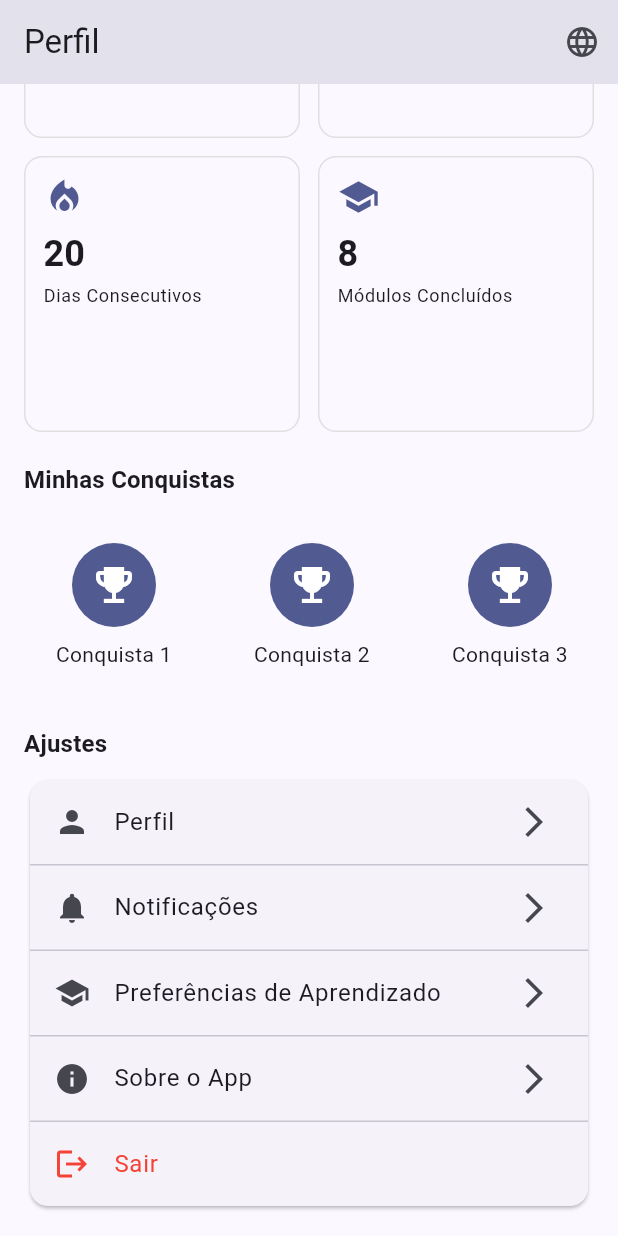
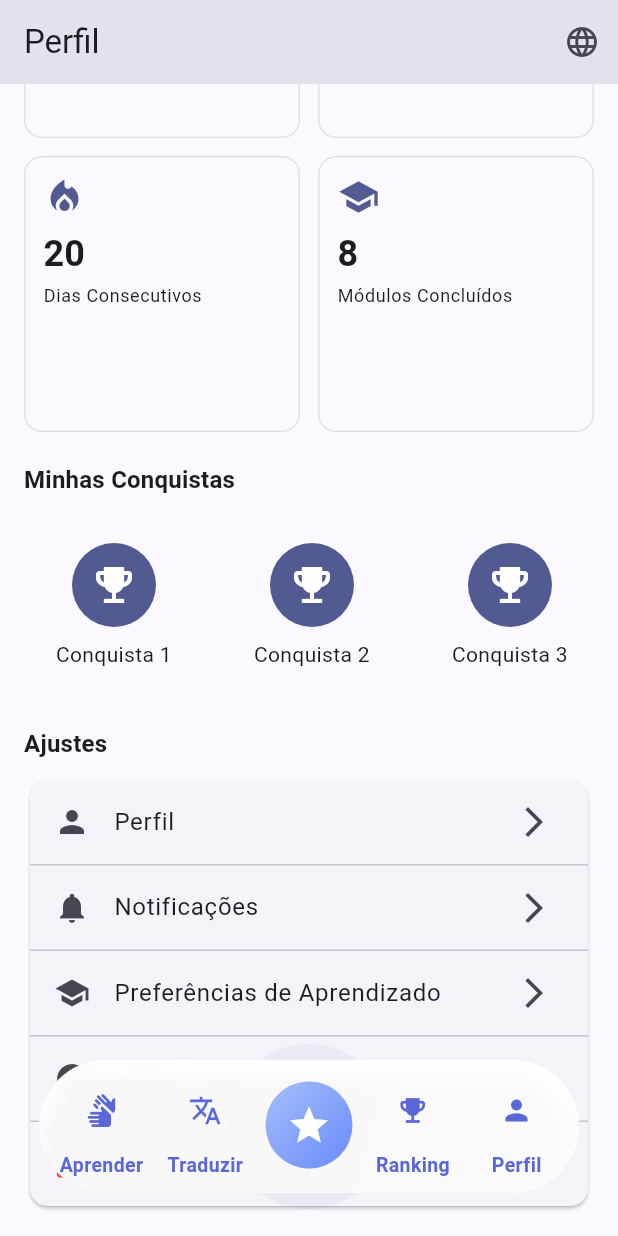
Before and after one commit to EEEEERIKO/aplicacion_senas, a Flutter app: the ProfileScreen screen opened by its route, scrolled down 300 dp, on a phone screen of 412 x 824 dp. Run offline on Flutter 3.47's test engine with Material 3 defaults, Android fonts, the phone set to English and light mode, and no system bars; our stand-ins replace firebase_auth, flutter_riverpod, flutter_secure_storage, go_router; accounts and stored records are empty; network calls fail.

Commit message:
chore(frontend): snapshot — guardar cambios actuales

```diff
--- a/lib/src/app.dart
+++ b/lib/src/app.dart
@@ -1,8 +1,13 @@
 import 'package:flutter/material.dart';
 import 'package:go_router/go_router.dart';
+import 'ui/widgets/main_shell.dart';
 import 'package:flutter_localizations/flutter_localizations.dart';
 import 'ui/screens/onboarding_screen.dart';
 import 'ui/screens/home_screen.dart';
+import 'ui/screens/learn_screen.dart';
+import 'ui/screens/translate_screen.dart';
+import 'ui/screens/pro_screen.dart';
+import 'ui/screens/ranking_screen.dart';
 import 'ui/screens/profile_screen.dart';
 import 'ui/screens/login_screen.dart';
 import 'ui/screens/register_screen.dart';
@@ -17,9 +22,20 @@ class App extends StatelessWidget {
       routes: [
         GoRoute(path: '/', builder: (context, state) => const OnboardingScreen()),
         GoRoute(path: '/login', builder: (context, state) => const LoginScreen()),
-  GoRoute(path: '/register', builder: (context, state) => const RegisterScreen()),
-        GoRoute(path: '/home', builder: (context, state) => const HomeScreen()),
-        GoRoute(path: '/profile', builder: (context, state) => const ProfileScreen()),
+        GoRoute(path: '/register', builder: (context, state) => const RegisterScreen()),
+        ShellRoute(
+          builder: (context, state, child) {
+            // Main shell provides the persistent bottom navigation
+            return MainShell(child: child, currentLocation: state.location);
+          },
+          routes: [
+            GoRoute(path: '/home', builder: (context, state) => const LearnScreen()),
+            GoRoute(path: '/translate', builder: (context, state) => const TranslateScreen()),
+            GoRoute(path: '/pro', builder: (context, state) => const ProScreen()),
+            GoRoute(path: '/ranking', builder: (context, state) => const RankingScreen()),
+            GoRoute(path: '/profile', builder: (context, state) => const ProfileScreen()),
+          ],
+        ),
       ],
     );
 
--- a/lib/src/ui/screens/profile_screen.dart
+++ b/lib/src/ui/screens/profile_screen.dart
@@ -30,7 +30,7 @@ class ProfileScreen extends ConsumerWidget {
           )
         ],
       ),
-      body: asyncUser.when(
+  body: asyncUser.when(
         data: (user) => SingleChildScrollView(
           padding: const EdgeInsets.all(16),
           child: Column(
@@ -104,6 +104,7 @@ class ProfileScreen extends ConsumerWidget {
         loading: () => const Center(child: CircularProgressIndicator()),
         error: (e, st) => Center(child: Text('Erro: $e')),
       ),
+
     );
   }
 
--- /dev/null
+++ b/lib/src/ui/screens/ranking_screen.dart
@@ -0,0 +1,13 @@
+import 'package:flutter/material.dart';
+
+class RankingScreen extends StatelessWidget {
+  const RankingScreen({super.key});
+
+  @override
+  Widget build(BuildContext context) {
+    return Scaffold(
+      appBar: AppBar(title: const Text('Ranking')),
+      body: const Center(child: Text('Próxima pestaña Ranking', style: TextStyle(fontSize: 18))),
+    );
+  }
+}
--- /dev/null
+++ b/lib/src/ui/widgets/bottom_navigation.dart
@@ -0,0 +1,147 @@
+import 'dart:ui';
+
+import 'package:flutter/material.dart';
+import 'package:go_router/go_router.dart';
+
+class AppBottomNavigation extends StatelessWidget {
+  final String currentRoute;
+  final bool floating;
+  const AppBottomNavigation({super.key, required this.currentRoute, this.floating = false});
+
+  void _onTap(BuildContext context, int index) {
+    switch (index) {
+      case 0:
+        context.go('/home');
+        break;
+      case 1:
+        context.go('/translate');
+        break;
+      case 2:
+        context.go('/pro');
+        break;
+      case 3:
+        context.go('/ranking');
+        break;
+      case 4:
+        context.go('/profile');
+        break;
+    }
+  }
+
+  int _indexForRoute(String route) {
+    if (route.startsWith('/translate')) return 1;
+    if (route.startsWith('/pro')) return 2;
+    if (route.startsWith('/ranking')) return 3;
+    if (route.startsWith('/profile')) return 4;
+    return 0;
+  }
+
+  @override
+  Widget build(BuildContext context) {
+    final activeIndex = _indexForRoute(currentRoute);
+
+    // Design tokens inspired by the provided HTML
+    const activeGradientStart = Color(0xFFA3BFFA);
+    const activeGradientEnd = Color(0xFF6B8AFA);
+  const inactiveIcon = Color(0xFF5A67D8);
+
+    Widget item(IconData icon, String label, bool active, int index) {
+      return Expanded(
+        child: InkWell(
+          onTap: () => _onTap(context, index),
+          borderRadius: BorderRadius.circular(999),
+          child: Column(
+            mainAxisSize: MainAxisSize.min,
+            children: [
+              const SizedBox(height: 4),
+              Container(
+                padding: EdgeInsets.all(active ? 14 : 10),
+                decoration: BoxDecoration(
+                  borderRadius: BorderRadius.circular(999),
+                  gradient: active
+                      ? const LinearGradient(
+                          colors: [activeGradientStart, activeGradientEnd],
+                          begin: Alignment.topLeft,
+                          end: Alignment.bottomRight,
+                        )
+                      : null,
+                  color: active ? null : Colors.transparent,
+                ),
+                child: Icon(icon, size: active ? 30 : 22, color: active ? Colors.white : inactiveIcon),
+              ),
+              const SizedBox(height: 6),
+              // Show label for inactive tabs; hide for the active one (inverse behavior)
+              AnimatedSize(
+                duration: const Duration(milliseconds: 220),
+                curve: Curves.easeInOut,
+                child: AnimatedSwitcher(
+                  duration: const Duration(milliseconds: 220),
+                  child: !active
+                      ? Text(
+                          label,
+                          key: ValueKey('label_inactive_$index'),
+                          style: TextStyle(fontSize: 13, fontWeight: FontWeight.w600, color: inactiveIcon),
+                        )
+                      : const SizedBox.shrink(key: ValueKey('label_hidden')),
+                ),
+              ),
+            ],
+          ),
+        ),
+      );
+    }
+
+    final container = Container(
+      decoration: BoxDecoration(
+        borderRadius: BorderRadius.circular(999),
+        gradient: const LinearGradient(colors: [Color.fromARGB(102, 255, 255, 255), Color.fromARGB(172, 255, 255, 255)], begin: Alignment.topLeft, end: Alignment.bottomRight),
+        border: Border.all(color: const Color(0x33FFFFFF)),
+        boxShadow: [
+          BoxShadow(color: Colors.black.withOpacity(0.05), blurRadius: 8, offset: const Offset(0, 12)),
+        ],
+      ),
+      padding: const EdgeInsets.symmetric(vertical: 8, horizontal: 6),
+      child: Row(
+        mainAxisSize: MainAxisSize.max,
+        children: [
+          item(Icons.sign_language, 'Aprender', activeIndex == 0, 0),
+          item(Icons.translate, 'Traduzir', activeIndex == 1, 1),
+          item(Icons.star, 'Pro', activeIndex == 2, 2),
+          item(Icons.emoji_events, 'Ranking', activeIndex == 3, 3),
+          item(Icons.person, 'Perfil', activeIndex == 4, 4),
+        ],
+      ),
+    );
+
+    if (floating) {
+      // when floating we return a translucent blurred panel that doesn't touch the edges
+      return Padding(
+        padding: const EdgeInsets.symmetric(horizontal: 0),
+        child: Center(
+          child: ClipRRect(
+            borderRadius: BorderRadius.circular(999),
+            child: BackdropFilter(
+              filter: ImageFilter.blur(sigmaX: 10, sigmaY: 10),
+              child: Container(
+                // adapt width to screen with limits
+                constraints: const BoxConstraints(minHeight: 50, maxHeight: 120),
+                decoration: BoxDecoration(
+                  color: Colors.white.withOpacity(0.92), // whiter and more opaque
+                  borderRadius: BorderRadius.circular(999),
+                ),
+                child: container,
+              ),
+            ),
+          ),
+        ),
+      );
+    }
+
+    return SafeArea(
+      child: Padding(
+        padding: const EdgeInsets.all(12),
+        child: container,
+      ),
+    );
+  }
+}
--- /dev/null
+++ b/lib/src/ui/widgets/main_shell.dart
@@ -0,0 +1,86 @@
+import 'package:flutter/material.dart';
+import 'bottom_navigation.dart';
+
+class MainShell extends StatelessWidget {
+  final Widget child;
+  final String currentLocation;
+  const MainShell({super.key, required this.child, required this.currentLocation});
+
+  @override
+  Widget build(BuildContext context) {
+    return Scaffold(
+      // use a Stack so the navigation can float above the content
+      body: Stack(
+        children: [
+          // subtle patterned background overlay (grid)
+          Positioned.fill(
+            child: IgnorePointer(
+              child: Container(
+                decoration: BoxDecoration(
+                  gradient: LinearGradient(colors: [Colors.transparent, Colors.transparent]),
+                ),
+
+              ),
+            ),
+          ),
+
+          // main content, with extra bottom padding so content is not hidden
+          Padding(
+            padding: const EdgeInsets.only(bottom: 0.0),
+            child: child,
+          ),
+
+          // halo behind floating nav
+          Positioned(
+            left: 0,
+            right: 0,
+            bottom: 18,
+            child: Center(
+              child: SizedBox(
+                width: 360,
+                height: 110,
+                child: Stack(
+                  alignment: Alignment.center,
+                  children: [
+                    // blurred circular halo
+                    Container(
+                      width: 260,
+                      height: 260,
+                      decoration: BoxDecoration(
+                        shape: BoxShape.circle,
+                        color: Theme.of(context).colorScheme.primary.withOpacity(0.06),
+                      ),
+                    ),
+                    AppBottomNavigation(currentRoute: currentLocation, floating: true),
+                  ],
+                ),
+              ),
+            ),
+          ),
+        ],
+      ),
+    );
+  }
+}
+
+class _GridPainter extends CustomPainter {
+  @override
+  void paint(Canvas canvas, Size size) {
+    final paint = Paint()
+      ..color = const Color(0x0D000000)
+      ..strokeWidth = 0.5;
+
+    const stepX = 14.0;
+    const stepY = 24.0;
+
+    for (double x = 0; x < size.width; x += stepX) {
+      canvas.drawLine(Offset(x, 0), Offset(x, size.height), paint);
+    }
+    for (double y = 0; y < size.height; y += stepY) {
+      canvas.drawLine(Offset(0, y), Offset(size.width, y), paint);
+    }
+  }
+
+  @override
+  bool shouldRepaint(covariant CustomPainter oldDelegate) => false;
+}
```
Also changed, not shown: lib/src/ui/screens/learn_screen.dart (added, +220 -0 lines), lib/src/ui/screens/pro_screen.dart (added, +13 -0 lines), 1 other file.
